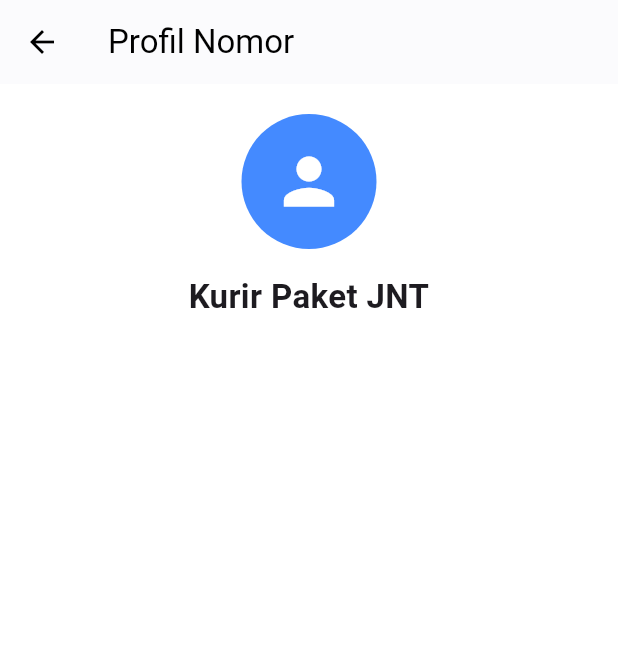
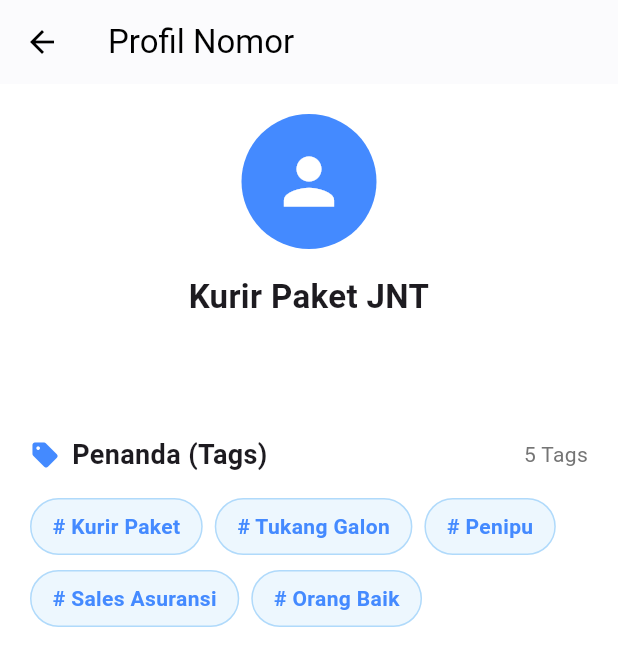
Before and after one commit to ENTERnBACK/mobprog_getcontact, a Flutter app: the SearchedProfileScreen screen opened directly with empty values, on a phone screen of 412 x 824 dp. Shown: the top 666 px of the screen. Run offline on Flutter 3.47's test engine with Material 3 defaults, Android fonts, the phone set to English and light mode, and no system bars; our stand-ins replace image_picker, shared_preferences; accounts and stored records are empty.

Commit message:
feat: add tags_section

```diff
--- a/lib/searched_profile/searched_profile_screen.dart
+++ b/lib/searched_profile/searched_profile_screen.dart
@@ -1,5 +1,6 @@
 import 'package:flutter/material.dart';
 import 'widgets/profile_summary.dart';
+import 'widgets/tags_section.dart';
 
 class SearchedProfileScreen extends StatelessWidget {
   final String phoneNumber;
@@ -29,7 +30,9 @@
             const SizedBox(height: 24),
 
             const SizedBox(height: 24),
-
+            const TagsSection(
+              tags: ['Kurir Paket', 'Tukang Galon', 'Penipu', 'Sales Asuransi', 'Orang Baik'],
+            ),
 
             const SizedBox(height: 24),
 
--- a/lib/searched_profile/widgets/tags_section.dart
+++ b/lib/searched_profile/widgets/tags_section.dart
@@ -0,0 +1,56 @@
+import 'package:flutter/material.dart';
+
+class TagsSection extends StatelessWidget {
+  final List<String> tags;
+
+  const TagsSection({super.key, required this.tags});
+
+  @override
+  Widget build(BuildContext context) {
+    return Column(
+      crossAxisAlignment: CrossAxisAlignment.start,
+      children: [
+        // Judul Section
+        Row(
+          children: [
+            const Icon(Icons.sell, color: Colors.blueAccent, size: 20),
+            const SizedBox(width: 8),
+            const Text(
+              'Penanda (Tags)',
+              style: TextStyle(fontSize: 18, fontWeight: FontWeight.bold),
+            ),
+            const Spacer(),
+            Text(
+              '${tags.length} Tags',
+              style: TextStyle(color: Colors.grey.shade600, fontSize: 14),
+            ),
+          ],
+        ),
+        const SizedBox(height: 16),
+
+        // List Tag
+        Wrap(
+          spacing: 8.0,
+          runSpacing: 10.0,
+          children: tags.map((tag) {
+            return Container(
+              padding: const EdgeInsets.symmetric(horizontal: 14, vertical: 8),
+              decoration: BoxDecoration(
+                color: Colors.blue.withValues(alpha: 0.08),
+                borderRadius: BorderRadius.circular(20),
+                border: Border.all(color: Colors.blue.withValues(alpha: 0.3)),
+              ),
+              child: Text(
+                '# $tag',
+                style: const TextStyle(
+                  color: Colors.blueAccent,
+                  fontWeight: FontWeight.w600,
+                ),
+              ),
+            );
+          }).toList(),
+        ),
+      ],
+    );
+  }
+}
```
